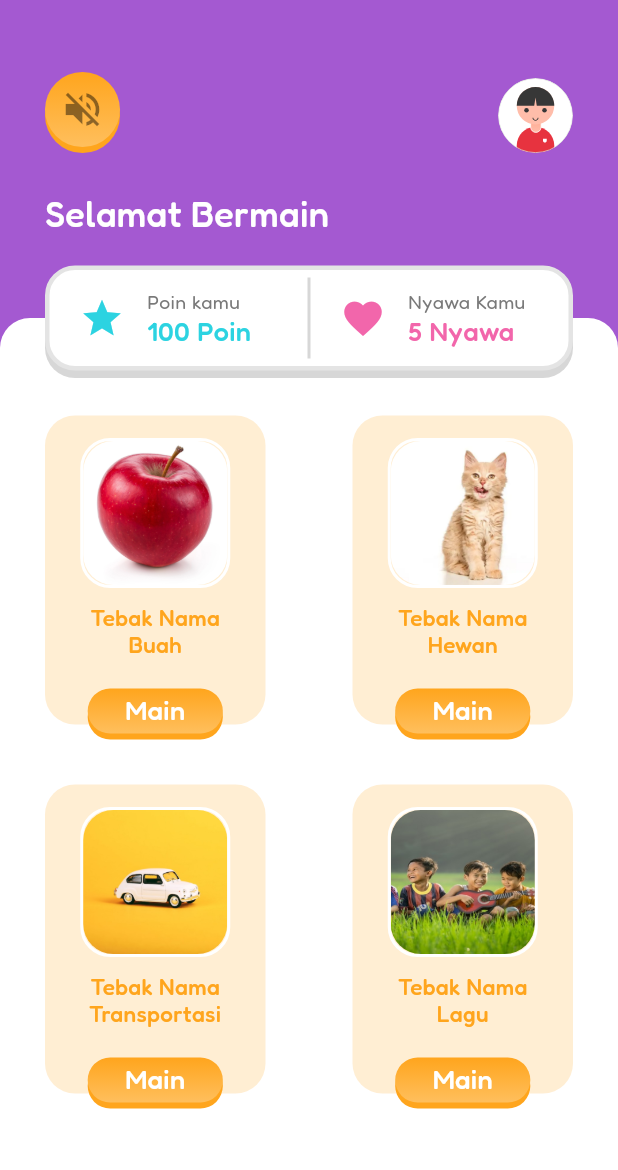
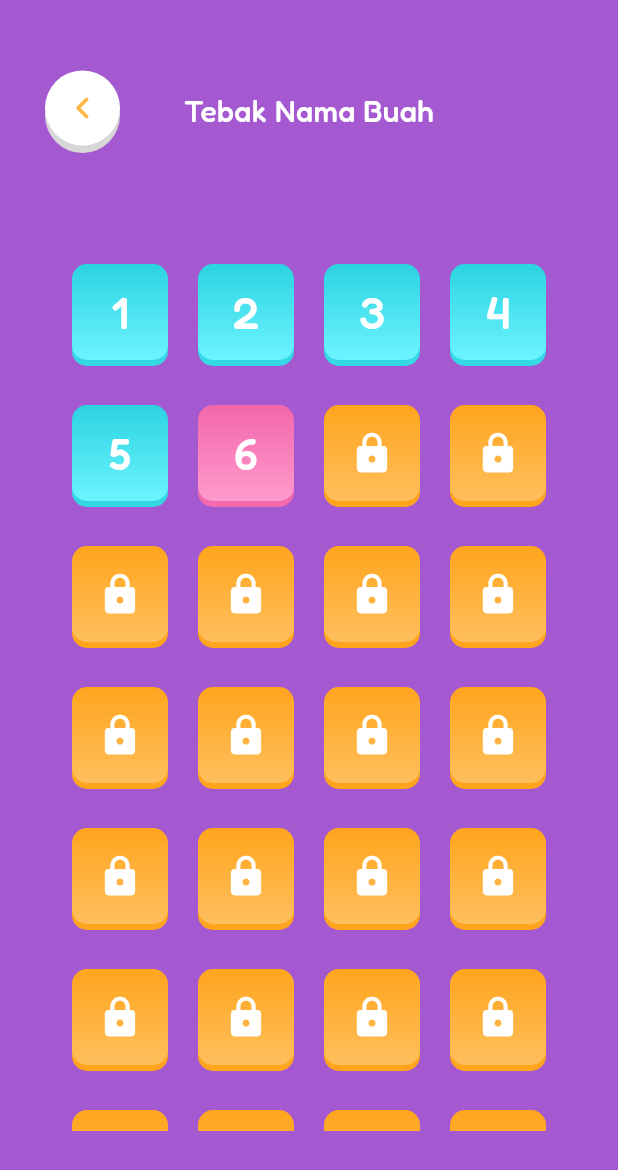
Before and after one commit to JavierGavra/Kuis-Game, a Flutter app: the screen it shows after launch, after a tap on the "volume up" icon, after a tap on "Main", on a phone screen of 412 x 824 dp. Shown: the top 1170 px of the screen. Run offline on Flutter 3.47's test engine with Material 2 defaults, Android fonts, the phone set to English and light mode, and no system bars; our stand-ins replace flutter_svg.

Commit message:
feat : [JG] add Level page

```diff
--- a/lib/common/theme.dart
+++ b/lib/config/theme/theme.dart
@@ -1,5 +1,5 @@
 import 'package:flutter/material.dart';
-import 'package:kuis_game/common/color.dart';
+import 'package:kuis_game/config/theme/color.dart';
 
 class AppTheme {
   static ThemeData getTheme() {
--- a/lib/main.dart
+++ b/lib/main.dart
@@ -1,5 +1,5 @@
 import 'package:flutter/material.dart';
-import 'package:kuis_game/common/theme.dart';
+import 'package:kuis_game/config/theme/theme.dart';
 import 'package:kuis_game/ui/home/home_page.dart';
 
 void main() {
--- a/lib/ui/home/home_menu_button.dart
+++ b/lib/ui/home/home_menu_button.dart
@@ -1,7 +1,7 @@
 import 'package:flutter/material.dart';
-import 'package:kuis_game/common/color.dart';
-import 'package:kuis_game/ui/widget/button_3d.dart';
-import 'package:kuis_game/ui/widget/text_style.dart';
+import 'package:kuis_game/config/theme/color.dart';
+import 'package:kuis_game/utils/widget/button_3d.dart';
+import 'package:kuis_game/utils/widget/text_style.dart';
 
 class HomeMenuButton extends StatelessWidget {
   HomeMenuButton({super.key, required this.imageUrl, required this.title, required this.onTap});
--- a/lib/ui/home/home_page.dart
+++ b/lib/ui/home/home_page.dart
@@ -1,11 +1,13 @@
 import 'package:flutter/material.dart';
 import 'package:flutter_svg/flutter_svg.dart';
-import 'package:kuis_game/common/asset.dart';
-import 'package:kuis_game/common/color.dart';
+import 'package:kuis_game/ui/level/level_page.dart';
+import 'package:kuis_game/utils/navigate/navigate.dart';
+import 'package:kuis_game/utils/resources/assets.dart';
+import 'package:kuis_game/config/theme/color.dart';
 import 'package:kuis_game/ui/home/home_sound_button.dart';
 import 'package:kuis_game/ui/home/home_status_bar.dart';
 import 'package:kuis_game/ui/home/home_menu_button.dart';
-import 'package:kuis_game/ui/widget/text_style.dart';
+import 'package:kuis_game/utils/widget/text_style.dart';
 
 class HomePage extends StatelessWidget {
   const HomePage({super.key});
@@ -76,12 +78,12 @@ class HomePage extends StatelessWidget {
                           HomeMenuButton(
                             imageUrl: LocalImages.kategoriBuah,
                             title: 'Tebak Nama Buah',
-                            onTap: () {},
+                            onTap: () => Navigate.push(context, const LevelPage(kategori: 'buah')),
                           ),
                           HomeMenuButton(
                             imageUrl: LocalImages.kategoriHewan,
                             title: 'Tebak Nama Hewan',
-                            onTap: () {},
+                            onTap: () => Navigate.push(context, const LevelPage(kategori: 'hewan')),
                           ),
                         ],
                       ),
@@ -91,13 +93,14 @@ class HomePage extends StatelessWidget {
                         children: [
                           HomeMenuButton(
                             imageUrl: LocalImages.kategoriTransportasi,
-                            title: 'Tebak Nama Transportasi',
-                            onTap: () {},
+                            title: 'Tebak Nama Kendaraan',
+                            onTap: () =>
+                                Navigate.push(context, const LevelPage(kategori: 'kendaraan')),
                           ),
                           HomeMenuButton(
                             imageUrl: LocalImages.kategoriLagu,
                             title: 'Tebak Nama Lagu',
-                            onTap: () {},
+                            onTap: () => Navigate.push(context, const LevelPage(kategori: 'lagu')),
                           ),
                         ],
                       )
--- a/lib/ui/home/home_sound_button.dart
+++ b/lib/ui/home/home_sound_button.dart
@@ -1,6 +1,6 @@
 import 'package:flutter/material.dart';
-import 'package:kuis_game/common/color.dart';
-import 'package:kuis_game/ui/widget/button_3d.dart';
+import 'package:kuis_game/config/theme/color.dart';
+import 'package:kuis_game/utils/widget/button_3d.dart';
 
 class HomeSoundButton extends StatefulWidget {
   const HomeSoundButton({super.key});
--- a/lib/ui/home/home_status_bar.dart
+++ b/lib/ui/home/home_status_bar.dart
@@ -1,6 +1,6 @@
 import 'package:flutter/material.dart';
-import 'package:kuis_game/common/color.dart';
-import 'package:kuis_game/ui/widget/text_style.dart';
+import 'package:kuis_game/config/theme/color.dart';
+import 'package:kuis_game/utils/widget/text_style.dart';
 
 class HomeStatusBar extends StatelessWidget {
   const HomeStatusBar({super.key, required this.poin, required this.nyawa});
--- /dev/null
+++ b/lib/ui/level/level_appbar.dart
@@ -0,0 +1,31 @@
+import 'package:flutter/material.dart';
+import 'package:kuis_game/config/theme/color.dart';
+import 'package:kuis_game/utils/widget/back_button_3d.dart';
+import 'package:kuis_game/utils/widget/text_style.dart';
+
+class LevelAppBar extends StatelessWidget {
+  const LevelAppBar({super.key, required this.title});
+  final String title;
+
+  @override
+  Widget build(BuildContext context) {
+    return Row(
+      children: [
+        const BackButton3D(),
+        Expanded(
+          child: Padding(
+            padding: const EdgeInsets.only(bottom: 5),
+            child: Center(
+              child: Text(
+                "Tebak Nama ${title.substring(0, 1).toUpperCase() + title.substring(1)}",
+                textAlign: TextAlign.center,
+                style: myTextStyle(size: 20, weight: FontWeight.w500, color: AppColor.white),
+              ),
+            ),
+          ),
+        ),
+        const SizedBox(width: 50),
+      ],
+    );
+  }
+}
--- /dev/null
+++ b/lib/ui/level/level_page.dart
@@ -0,0 +1,95 @@
+import 'package:flutter/material.dart';
+import 'package:kuis_game/config/theme/color.dart';
+import 'package:kuis_game/ui/level/level_appbar.dart';
+import 'package:kuis_game/utils/widget/button_3d.dart';
+import 'package:kuis_game/utils/widget/text_style.dart';
+
+class LevelPage extends StatelessWidget {
+  const LevelPage({super.key, required this.kategori});
+  final String kategori;
+  final int _level = 50;
+  final int _myLevel = 6;
+
+  @override
+  Widget build(BuildContext context) {
+    return Scaffold(
+      body: Padding(
+        padding: const EdgeInsets.only(top: 52, left: 30, right: 30, bottom: 70),
+        child: Column(
+          children: [
+            LevelAppBar(title: kategori),
+            const SizedBox(height: 28),
+            Expanded(
+              child: SingleChildScrollView(
+                padding: const EdgeInsets.only(top: 50),
+                child: Wrap(
+                  spacing: 20,
+                  runSpacing: 30,
+                  children: List<Widget>.generate(
+                    _level,
+                    growable: false,
+                    (index) {
+                      if ((index + 1) < _myLevel) {
+                        return _buildLevelCompleted(index);
+                      } else if ((index + 1) == _myLevel) {
+                        return _buildLevelNow(index);
+                      } else {
+                        return _buildLevelUncompleted(index);
+                      }
+                    },
+                  ),
+                ),
+              ),
+            )
+          ],
+        ),
+      ),
+    );
+  }
+
+  Widget _buildLevelCompleted(int index) {
+    return Button3D(
+      onTap: () {},
+      width: 64,
+      height: 64,
+      foregroundColor: [AppColor.blue, const Color(0xff6CF4FF)],
+      backgroundColor: const Color(0xff34D8E5),
+      focusedColor: const Color(0xff34D8E5),
+      borderRadius: BorderRadius.circular(10),
+      child: Center(
+        child: Text(
+          '${index + 1}',
+          style: myTextStyle(size: 30, weight: FontWeight.w500, color: AppColor.white),
+        ),
+      ),
+    );
+  }
+
+  Widget _buildLevelNow(int index) {
+    return Button3D(
+      onTap: () {},
+      width: 64,
+      height: 64,
+      foregroundColor: [AppColor.pink, const Color(0xffFF9BCC)],
+      backgroundColor: const Color(0xffF46AAE),
+      focusedColor: const Color(0xffF46AAE),
+      borderRadius: BorderRadius.circular(10),
+      child: Center(
+        child: Text(
+          '${index + 1}',
+          style: myTextStyle(size: 30, weight: FontWeight.w500, color: AppColor.white),
+        ),
+      ),
+    );
+  }
+
+  Widget _buildLevelUncompleted(int index) {
+    return Button3D(
+      onTap: null,
+      width: 64,
+      height: 64,
+      borderRadius: BorderRadius.circular(10),
+      child: Center(child: Icon(Icons.lock, size: 30, color: AppColor.white)),
+    );
+  }
+}
--- a/lib/ui/splash_screen/splash_screen.dart
+++ b/lib/ui/splash_screen/splash_screen.dart
@@ -1,5 +1,5 @@
 import 'package:flutter/material.dart';
-import 'package:kuis_game/common/color.dart';
+import 'package:kuis_game/config/theme/color.dart';
 
 class SplashScreen extends StatelessWidget {
   const SplashScreen({super.key});
--- /dev/null
+++ b/lib/utils/navigate/navigate.dart
@@ -0,0 +1,24 @@
+import 'package:flutter/material.dart';
+
+class Navigate {
+  static void push(BuildContext context, Widget widget) {
+    Navigator.push(context, MaterialPageRoute(builder: (c) => widget));
+  }
+
+  static void replacement(BuildContext context, Widget widget) {
+    Navigator.pushReplacement(context, MaterialPageRoute(builder: (c) => widget));
+  }
+
+  static void pushAndRemove(BuildContext context, Widget widget) {
+    Navigator.pushAndRemoveUntil(
+        context, MaterialPageRoute(builder: (c) => widget), (route) => false);
+  }
+
+  static void pop(BuildContext context) {
+    Navigator.pop(context);
+  }
+
+  static void maybePop(BuildContext context) {
+    Navigator.maybePop(context);
+  }
+}
--- a/lib/common/asset.dart
+++ b/lib/utils/resources/assets.dart
@@ -13,6 +13,7 @@ class LocalSvg {
   static const String profil4 = "assets/vectors/profil4.svg";
   static const String profil5 = "assets/vectors/profil5.svg";
   static const String profil6 = "assets/vectors/profil6.svg";
+  static const String iconBack = "assets/vectors/icon_back.svg";
 }
 
 class LocalSounds {
--- /dev/null
+++ b/lib/utils/widget/back_button_3d.dart
@@ -0,0 +1,24 @@
+import 'package:flutter/material.dart';
+import 'package:flutter_svg/flutter_svg.dart';
+import 'package:kuis_game/config/theme/color.dart';
+import 'package:kuis_game/utils/navigate/navigate.dart';
+import 'package:kuis_game/utils/resources/assets.dart';
+import 'package:kuis_game/utils/widget/button_3d.dart';
+
+class BackButton3D extends StatelessWidget {
+  const BackButton3D({super.key});
+
+  @override
+  Widget build(BuildContext context) {
+    return Button3D(
+      onTap: () => Navigate.maybePop(context),
+      elevation: 5,
+      padding: const EdgeInsets.all(10),
+      borderRadius: BorderRadius.circular(70),
+      foregroundColor: [AppColor.white, AppColor.white],
+      backgroundColor: const Color(0xffD7D7D7),
+      focusedColor: AppColor.white,
+      child: SvgPicture.asset(LocalSvg.iconBack),
+    );
+  }
+}
--- /dev/null
+++ b/lib/utils/widget/button_3d.dart
@@ -0,0 +1,84 @@
+import 'package:flutter/material.dart';
+
+class Button3D extends StatefulWidget {
+  const Button3D({
+    super.key,
+    this.foregroundColor = const [Color(0xffFFA51D), Color(0xffFFBF5D)],
+    this.backgroundColor = const Color(0xffFFA51D),
+    this.focusedColor = const Color(0xffFFBF5D),
+    this.padding,
+    required this.onTap,
+    required this.child,
+    this.borderRadius,
+    this.elevation = 4,
+    this.height,
+    this.width,
+  });
+  final List<Color> foregroundColor;
+  final Color backgroundColor;
+  final Color focusedColor;
+  final EdgeInsetsGeometry? padding;
+  final Function()? onTap;
+  final Widget child;
+  final BorderRadiusGeometry? borderRadius;
+  final int elevation;
+  final double? height;
+  final double? width;
+
+  @override
+  State<Button3D> createState() => _Button3DState();
+}
+
+class _Button3DState extends State<Button3D> {
+  final ValueNotifier<bool> isClicking = ValueNotifier<bool>(false);
+
+  @override
+  Widget build(BuildContext context) {
+    return GestureDetector(
+      onTap: widget.onTap,
+      onTapDown: (details) => widget.onTap == null ? null : isClicking.value = true,
+      onTapUp: (details) => widget.onTap == null ? null : isClicking.value = false,
+      onTapCancel: () => widget.onTap == null ? null : isClicking.value = false,
+      child: Stack(
+        clipBehavior: Clip.none,
+        children: [
+          Container(
+            width: widget.width,
+            height: widget.height,
+            padding: widget.padding,
+            decoration: BoxDecoration(
+              color: widget.backgroundColor,
+              borderRadius: widget.borderRadius,
+            ),
+            child: widget.child,
+          ),
+          ValueListenableBuilder(
+            valueListenable: isClicking,
+            builder: (context, value, child) {
+              return AnimatedPositioned(
+                duration: const Duration(milliseconds: 50),
+                top: value ? 0 : (widget.elevation * -1),
+                child: Container(
+                  width: widget.width,
+                  height: widget.height,
+                  padding: widget.padding,
+                  decoration: BoxDecoration(
+                    borderRadius: widget.borderRadius,
+                    color: widget.focusedColor,
+                    gradient: value
+                        ? null
+                        : LinearGradient(
+                            begin: Alignment.topCenter,
+                            end: Alignment.bottomCenter,
+                            colors: widget.foregroundColor),
+                  ),
+                  child: widget.child,
+                ),
+              );
+            },
+          ),
+        ],
+      ),
+    );
+  }
+}
--- a/lib/ui/widget/button_3d.dart
+++ b/lib/utils/widget/widgtet_test.dart
@@ -1,29 +1,35 @@
 import 'package:flutter/material.dart';
 
-class Button3D extends StatefulWidget {
-  const Button3D({
+class WidgetTest extends StatefulWidget {
+  const WidgetTest({
     super.key,
     this.foregroundColor = const [Color(0xffFFA51D), Color(0xffFFBF5D)],
     this.backgroundColor = const Color(0xffFFA51D),
     this.focusedColor = const Color(0xffFFBF5D),
-    required this.padding,
+    this.padding,
     required this.onTap,
     required this.child,
     this.borderRadius,
+    this.elevation = 4,
+    this.height,
+    this.width,
   });
-  final BorderRadiusGeometry? borderRadius;
   final List<Color> foregroundColor;
-  final EdgeInsetsGeometry padding;
   final Color backgroundColor;
   final Color focusedColor;
+  final EdgeInsetsGeometry? padding;
   final Function() onTap;
   final Widget child;
+  final BorderRadiusGeometry? borderRadius;
+  final int elevation;
+  final double? height;
+  final double? width;
 
   @override
-  State<Button3D> createState() => _Button3DState();
+  State<WidgetTest> createState() => _WidgetTestState();
 }
 
-class _Button3DState extends State<Button3D> {
+class _WidgetTestState extends State<WidgetTest> {
   final ValueNotifier<bool> isClicking = ValueNotifier<bool>(false);
 
   @override
@@ -37,6 +43,8 @@ class _Button3DState extends State<Button3D> {
         clipBehavior: Clip.none,
         children: [
           Container(
+            width: widget.width,
+            height: widget.height,
             padding: widget.padding,
             decoration: BoxDecoration(
               color: widget.backgroundColor,
@@ -49,8 +57,10 @@ class _Button3DState extends State<Button3D> {
             builder: (context, value, child) {
               return AnimatedPositioned(
                 duration: const Duration(milliseconds: 50),
-                top: value ? 0 : -4,
+                top: value ? 0 : (widget.elevation * -1),
                 child: Container(
+                  width: widget.width,
+                  height: widget.height,
                   padding: widget.padding,
                   decoration: BoxDecoration(
                     borderRadius: widget.borderRadius,
```
Also changed, not shown: assets/vectors/icon_back.svg (added), lib/config/theme/color.dart (renamed from lib/common/color.dart), lib/utils/constant/constant.dart (added), lib/utils/widget/text_style.dart (renamed from lib/ui/widget/text_style.dart).
